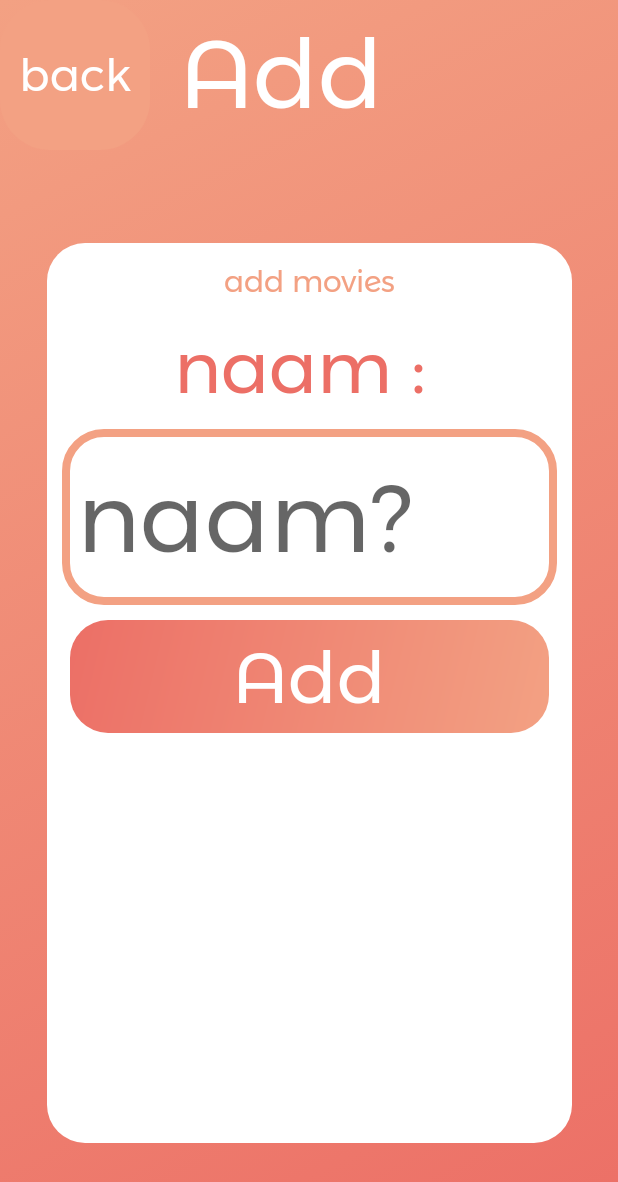
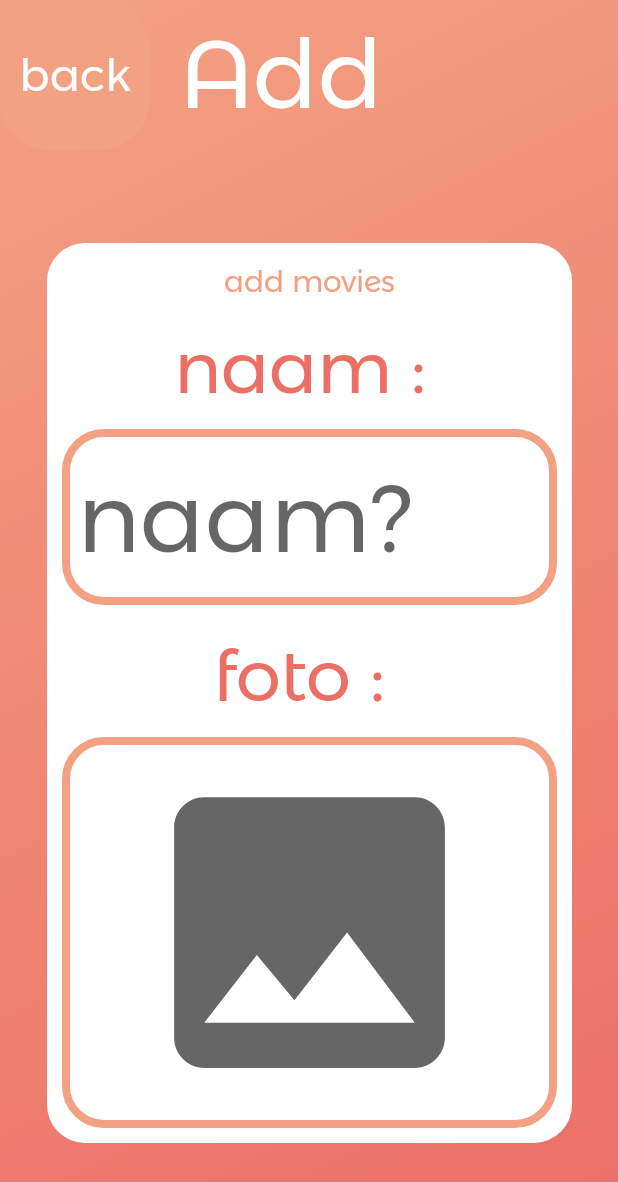
Before and after one commit to dumbeldore2/Movies_Master_Jeff, an Android app: the MainActivity3 screen opened directly, with no data from a screen before it, on a phone screen of 412 x 824 dp. Shown: the top 1182 px of the screen. Run offline under Robolectric (Android 15) with nearby library versions, the phone set to English and light mode, and no system bars.

Commit message:
default foto vsg is toegevoegd aan het formulier van ma3

```diff
--- /dev/null
+++ b/app/src/main/res/drawable/ic_baseline_image_24.xml
@@ -0,0 +1,10 @@
+<vector xmlns:android="http://schemas.android.com/apk/res/android"
+    android:width="24dp"
+    android:height="24dp"
+    android:viewportWidth="24"
+    android:viewportHeight="24"
+    android:tint="?attr/colorControlNormal">
+  <path
+      android:fillColor="@android:color/white"
+      android:pathData="M21,19V5c0,-1.1 -0.9,-2 -2,-2H5c-1.1,0 -2,0.9 -2,2v14c0,1.1 0.9,2 2,2h14c1.1,0 2,-0.9 2,-2zM8.5,13.5l2.5,3.01L14.5,12l4.5,6H5l3.5,-4.5z"/>
+</vector>
--- a/app/src/main/res/layout/activity_main3.xml
+++ b/app/src/main/res/layout/activity_main3.xml
@@ -82,7 +82,22 @@
             android:maxHeight="100dp"
             android:layout_marginBottom="10dp"
             android:inputType="text"/>
+        <TextView
+            android:id="@+id/text_5"
+            android:layout_width="match_parent"
+            android:layout_height="wrap_content"
+            android:fontFamily="@font/montserrat_alternates"
+            android:gravity="center"
+            android:text="foto : "
+            android:textColor="@color/color1"
+            android:textSize="48dp"
+            android:layout_marginBottom="5dp"/>
 
+        <ImageView
+            android:layout_width="match_parent"
+            android:layout_height="match_parent"
+            android:src="@drawable/ic_baseline_image_24"
+            android:background="@drawable/button_off"/>
         <TextView
             android:id="@+id/text_4"
             android:layout_width="match_parent"
```
